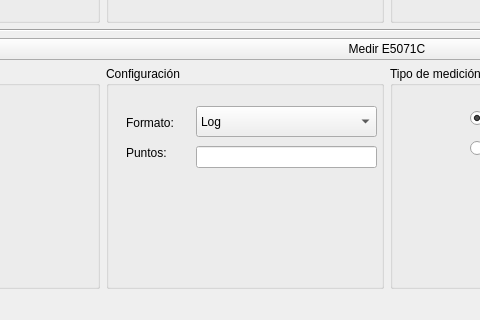
The window that gui/ui/Keithley.ui (jsantos17/Tesis) describes before a commit, drawn with Qt 5; both pictures show x 188 to 668 and y 321 to 641 of the 1150 by 641 pixel window.
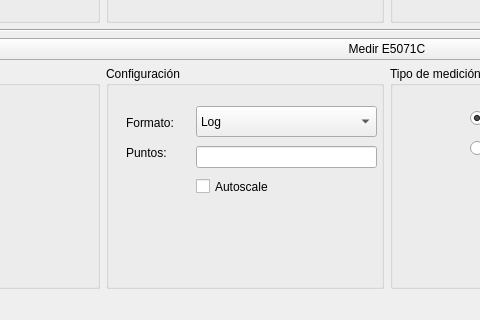
The same window after the commit.

Commit message: Autoscale support

```diff
--- a/gui/ui/Keithley.ui
+++ b/gui/ui/Keithley.ui
@@ -418,6 +418,19 @@
           </rect>
          </property>
         </widget>
+        <widget class="QCheckBox" name="autoscale_checkbox">
+         <property name="geometry">
+          <rect>
+           <x>90</x>
+           <y>110</y>
+           <width>89</width>
+           <height>21</height>
+          </rect>
+         </property>
+         <property name="text">
+          <string>Autoscale</string>
+         </property>
+        </widget>
        </widget>
       </item>
       <item>
```
The commit also changes 4 other files.
